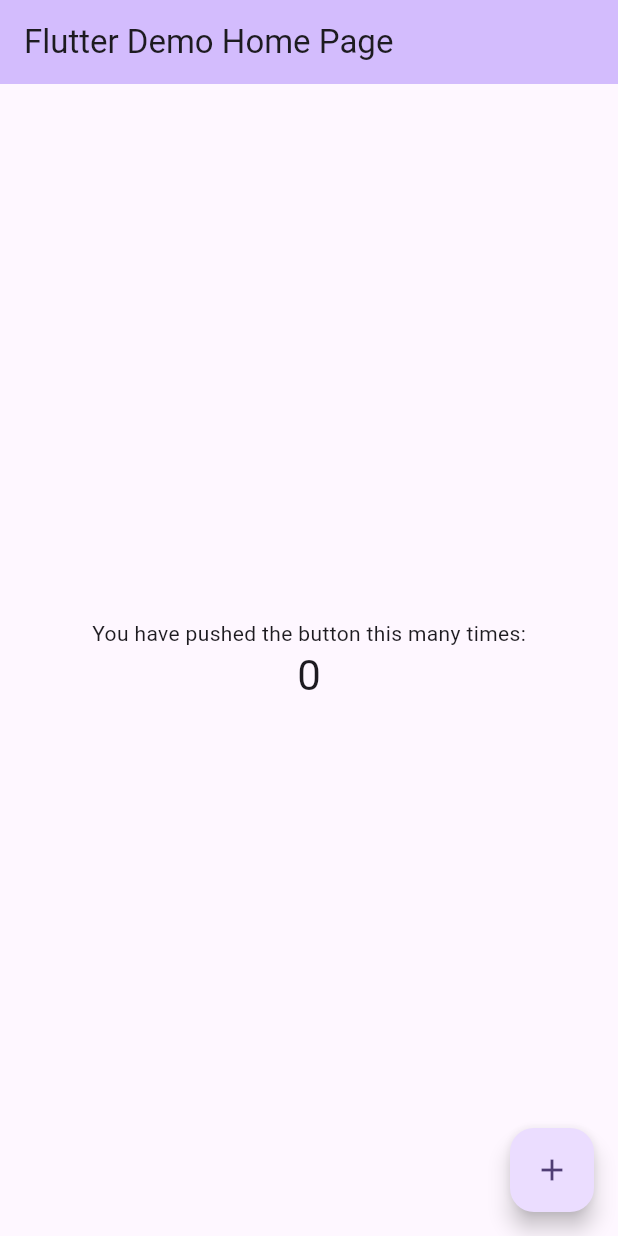
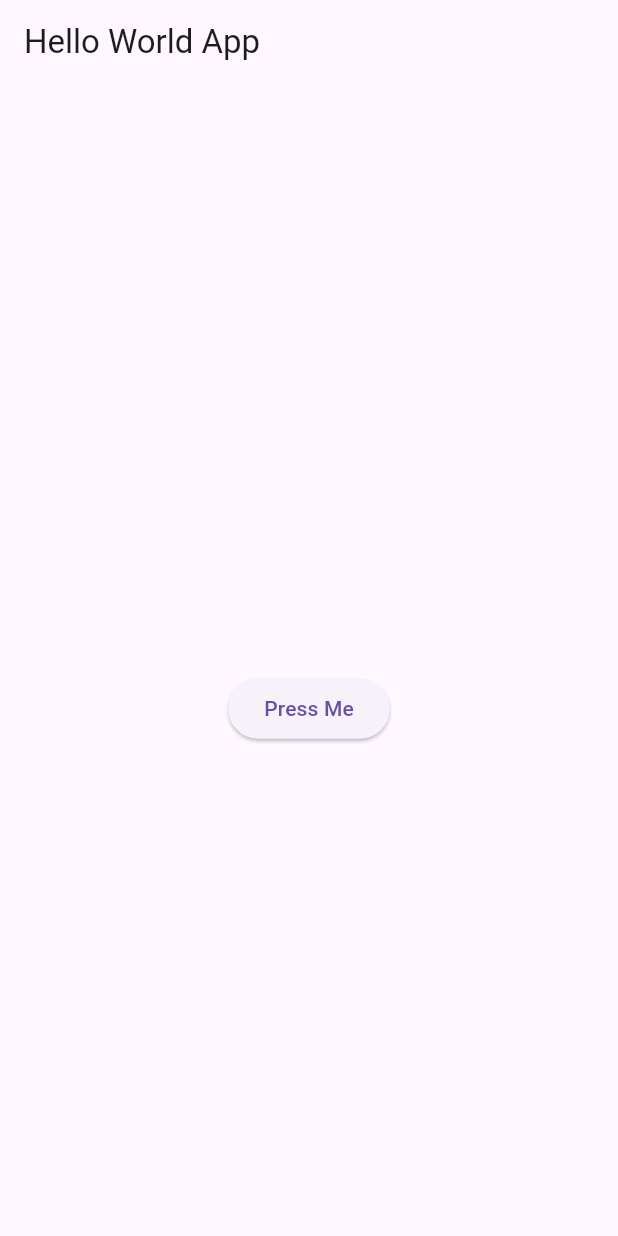
Before and after one commit to Alex141509/BudgetApp, a Flutter app: the screen it shows after launch, on a phone screen of 412 x 824 dp. Run offline on Flutter 3.47's test engine with Material 3 defaults, Android fonts, the phone set to English and light mode, and no system bars.

Commit message:
Hello World

```diff
--- a/budgetapp/lib/main.dart
+++ b/budgetapp/lib/main.dart
@@ -7,119 +7,51 @@ void main() {
 class MyApp extends StatelessWidget {
   const MyApp({super.key});
 
-  // This widget is the root of your application.
   @override
   Widget build(BuildContext context) {
     return MaterialApp(
-      title: 'Flutter Demo',
-      theme: ThemeData(
-        // This is the theme of your application.
-        //
-        // TRY THIS: Try running your application with "flutter run". You'll see
-        // the application has a blue toolbar. Then, without quitting the app,
-        // try changing the seedColor in the colorScheme below to Colors.green
-        // and then invoke "hot reload" (save your changes or press the "hot
-        // reload" button in a Flutter-supported IDE, or press "r" if you used
-        // the command line to start the app).
-        //
-        // Notice that the counter didn't reset back to zero; the application
-        // state is not lost during the reload. To reset the state, use hot
-        // restart instead.
-        //
-        // This works for code too, not just values: Most code changes can be
-        // tested with just a hot reload.
-        colorScheme: ColorScheme.fromSeed(seedColor: Colors.deepPurple),
-        useMaterial3: true,
-      ),
-      home: const MyHomePage(title: 'Flutter Demo Home Page'),
+      debugShowCheckedModeBanner: false,
+      home: const HomePage(),
     );
   }
 }
 
-class MyHomePage extends StatefulWidget {
-  const MyHomePage({super.key, required this.title});
-
-  // This widget is the home page of your application. It is stateful, meaning
-  // that it has a State object (defined below) that contains fields that affect
-  // how it looks.
-
-  // This class is the configuration for the state. It holds the values (in this
-  // case the title) provided by the parent (in this case the App widget) and
-  // used by the build method of the State. Fields in a Widget subclass are
-  // always marked "final".
-
-  final String title;
+class HomePage extends StatefulWidget {
+  const HomePage({super.key});
 
   @override
-  State<MyHomePage> createState() => _MyHomePageState();
+  State<HomePage> createState() => _HomePageState();
 }
 
-class _MyHomePageState extends State<MyHomePage> {
-  int _counter = 0;
-
-  void _incrementCounter() {
-    setState(() {
-      // This call to setState tells the Flutter framework that something has
-      // changed in this State, which causes it to rerun the build method below
-      // so that the display can reflect the updated values. If we changed
-      // _counter without calling setState(), then the build method would not be
-      // called again, and so nothing would appear to happen.
-      _counter++;
-    });
-  }
+class _HomePageState extends State<HomePage> {
+  String message = "";   // <-- text starts empty
 
   @override
   Widget build(BuildContext context) {
-    // This method is rerun every time setState is called, for instance as done
-    // by the _incrementCounter method above.
-    //
-    // The Flutter framework has been optimized to make rerunning build methods
-    // fast, so that you can just rebuild anything that needs updating rather
-    // than having to individually change instances of widgets.
     return Scaffold(
       appBar: AppBar(
-        // TRY THIS: Try changing the color here to a specific color (to
-        // Colors.amber, perhaps?) and trigger a hot reload to see the AppBar
-        // change color while the other colors stay the same.
-        backgroundColor: Theme.of(context).colorScheme.inversePrimary,
-        // Here we take the value from the MyHomePage object that was created by
-        // the App.build method, and use it to set our appbar title.
-        title: Text(widget.title),
+        title: const Text("Hello World App"),
       ),
       body: Center(
-        // Center is a layout widget. It takes a single child and positions it
-        // in the middle of the parent.
         child: Column(
-          // Column is also a layout widget. It takes a list of children and
-          // arranges them vertically. By default, it sizes itself to fit its
-          // children horizontally, and tries to be as tall as its parent.
-          //
-          // Column has various properties to control how it sizes itself and
-          // how it positions its children. Here we use mainAxisAlignment to
-          // center the children vertically; the main axis here is the vertical
-          // axis because Columns are vertical (the cross axis would be
-          // horizontal).
-          //
-          // TRY THIS: Invoke "debug painting" (choose the "Toggle Debug Paint"
-          // action in the IDE, or press "p" in the console), to see the
-          // wireframe for each widget.
           mainAxisAlignment: MainAxisAlignment.center,
-          children: <Widget>[
-            const Text(
-              'You have pushed the button this many times:',
+          children: [
+            Text(
+              message,
+              style: const TextStyle(fontSize: 32),
             ),
-            Text(
-              '$_counter',
-              style: Theme.of(context).textTheme.headlineMedium,
-            ),
+            const SizedBox(height: 20),
+            ElevatedButton(
+              onPressed: () {
+                setState(() {
+                  message = "Hello World!";
+                });
+              },
+              child: const Text("Press Me"),
+            )
           ],
         ),
       ),
-      floatingActionButton: FloatingActionButton(
-        onPressed: _incrementCounter,
-        tooltip: 'Increment',
-        child: const Icon(Icons.add),
-      ), // This trailing comma makes auto-formatting nicer for build methods.
     );
   }
 }
```
